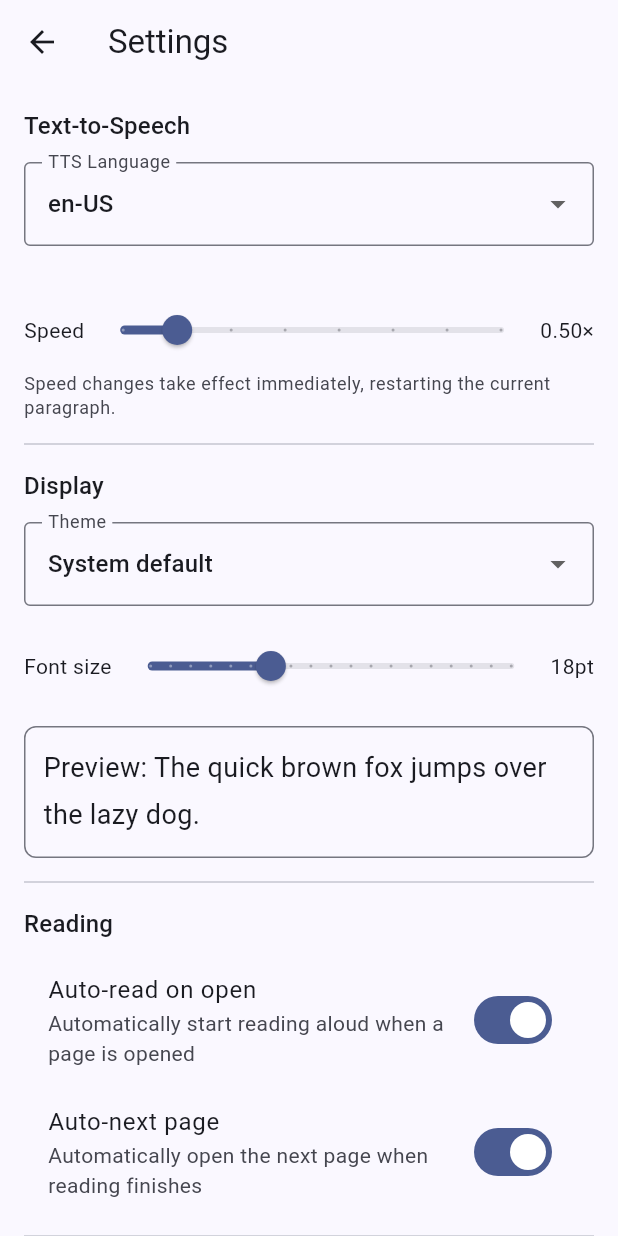
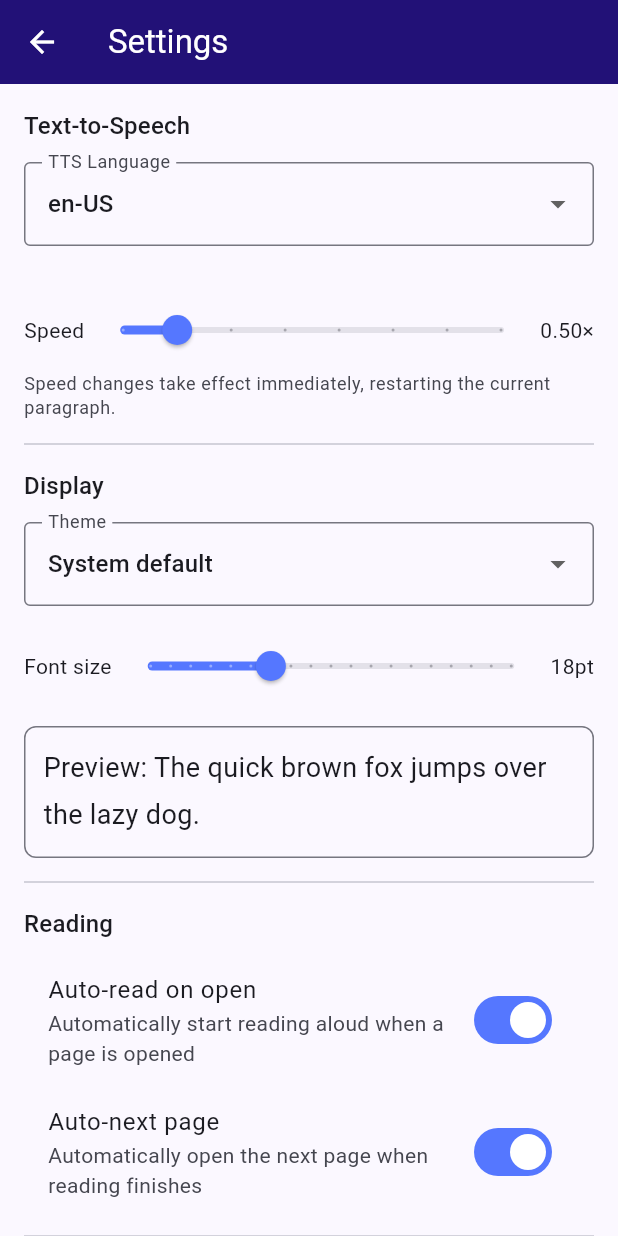
Before and after one commit to aminusia/WebVox, a Flutter app: the screen it shows after launch, tab 2 chosen, after a tap on "Open", after a tap on the "settings" icon, on a phone screen of 412 x 824 dp. Run offline on Flutter 3.47's test engine with Material 3 defaults, Android fonts, the light colour scheme and no system bars; our stand-ins replace audio_service, flutter_riverpod, flutter_tts, package_info_plus, share_plus, shared_preferences and 1 more; missing offline and left inert: receive_sharing_intent; accounts and stored records are empty.

Commit message:
feat: Refactor theme management and enhance article handling with new features

```diff
--- a/lib/core/theme/app_theme.dart
+++ b/lib/core/theme/app_theme.dart
@@ -1,29 +1,54 @@
 import 'package:flutter/material.dart';
 
+/// Central color palette for the app.
+/// Change these two constants to retheme bars and primary buttons everywhere.
+class AppColors {
+  AppColors._();
+
+  /// Background color for all app bars and the TTS control bar.
+  static const Color barColor = Color(0xFF221177);
+
+  /// Fill color for primary action buttons (FilledButton / ElevatedButton).
+  static const Color primaryColor = Color(0xFF5577FF);
+
+  /// Foreground color used on top of [barColor] and [primaryColor].
+  static const Color onBar = Colors.white;
+}
+
 class AppTheme {
-  static ThemeData get light => ThemeData(
+  static ThemeData get light => _build(Brightness.light);
+  static ThemeData get dark => _build(Brightness.dark);
+
+  static ThemeData _build(Brightness brightness) {
+    final base = ColorScheme.fromSeed(
+      seedColor: AppColors.primaryColor,
+      brightness: brightness,
+    ).copyWith(primary: AppColors.primaryColor);
+
+    return ThemeData(
       useMaterial3: true,
-    colorScheme: ColorScheme.fromSeed(
-      seedColor: const Color(0xFF2563EB),
-      brightness: Brightness.light,
-    ),
+      colorScheme: base,
       appBarTheme: const AppBarTheme(
+        backgroundColor: AppColors.barColor,
+        foregroundColor: AppColors.onBar,
         centerTitle: false,
         elevation: 0,
         scrolledUnderElevation: 1,
+        iconTheme: IconThemeData(color: AppColors.onBar),
+        actionsIconTheme: IconThemeData(color: AppColors.onBar),
       ),
-  );
-
-  static ThemeData get dark => ThemeData(
-    useMaterial3: true,
-    colorScheme: ColorScheme.fromSeed(
-      seedColor: const Color(0xFF2563EB),
-      brightness: Brightness.dark,
+      filledButtonTheme: FilledButtonThemeData(
+        style: FilledButton.styleFrom(
+          backgroundColor: AppColors.primaryColor,
+          foregroundColor: AppColors.onBar,
         ),
-    appBarTheme: const AppBarTheme(
-      centerTitle: false,
-      elevation: 0,
-      scrolledUnderElevation: 1,
+      ),
+      elevatedButtonTheme: ElevatedButtonThemeData(
+        style: ElevatedButton.styleFrom(
+          backgroundColor: AppColors.primaryColor,
+          foregroundColor: AppColors.onBar,
+        ),
       ),
     );
   }
+}
--- a/lib/presentation/providers/providers.dart
+++ b/lib/presentation/providers/providers.dart
@@ -221,6 +221,11 @@ class BookmarksGroupedNotifier
     await _repo.updateTitleName(titleId, newName);
     await load();
   }
+
+  Future<void> removeArticle(String articleId) async {
+    await _repo.toggleBookmark(articleId);
+    await load();
+  }
 }
 
 // ─── Current Article Loading ─────────────────────────────────────────────────
--- a/lib/presentation/screens/home_screen.dart
+++ b/lib/presentation/screens/home_screen.dart
@@ -1,6 +1,7 @@
 import 'package:flutter/material.dart';
 import 'package:flutter_riverpod/flutter_riverpod.dart';
 import 'package:web_reader/domain/entities/article.dart';
+import 'package:web_reader/domain/entities/settings.dart';
 import 'package:web_reader/domain/entities/title_group.dart';
 import 'package:web_reader/presentation/providers/providers.dart';
 import 'package:web_reader/presentation/screens/reader_screen.dart';
@@ -55,12 +56,12 @@ class _HomeScreenState extends ConsumerState<HomeScreen>
     // Consider reading done if user reached the last 5 % of the page.
     if (rs.scrollPosition >= 0.95) return;
 
-    ScaffoldMessenger.of(context).showSnackBar(
-      const SnackBar(
-        content: Text('Continue where you left off'),
-        duration: Duration(seconds: 2),
-      ),
-    );
+    // ScaffoldMessenger.of(context).showSnackBar(
+    //   const SnackBar(
+    //     content: Text('Continue where you left off'),
+    //     duration: Duration(seconds: 2),
+    //   ),
+    // );
     await Navigator.of(
       context,
     ).push(MaterialPageRoute(builder: (_) => ReaderScreen(article: cached)));
@@ -124,17 +125,17 @@ class _HomeScreenState extends ConsumerState<HomeScreen>
     await ref.read(settingsRepositoryProvider).setLastArticleUrl(article.url);
     if (!mounted) return;
 
-    final readingStateRepo = ref.read(readingStateRepositoryProvider);
-    final readingState = await readingStateRepo.getReadingState(article.id);
+    // final readingStateRepo = ref.read(readingStateRepositoryProvider);
+    // final readingState = await readingStateRepo.getReadingState(article.id);
 
-    if (readingState != null && mounted) {
-      ScaffoldMessenger.of(context).showSnackBar(
-        const SnackBar(
-          content: Text('Continue where you left off'),
-          duration: Duration(seconds: 2),
-        ),
-      );
-    }
+    // if (readingState != null && mounted) {
+    //   ScaffoldMessenger.of(context).showSnackBar(
+    //     const SnackBar(
+    //       content: Text('Continue where you left off'),
+    //       duration: Duration(seconds: 2),
+    //     ),
+    //   );
+    // }
 
     await Navigator.of(
       context,
@@ -226,8 +227,19 @@ class _HomeScreenState extends ConsumerState<HomeScreen>
 
     return Scaffold(
       appBar: AppBar(
-        title: const Text('WebReader'),
+        title: Row(
+          mainAxisSize: MainAxisSize.min,
+          children: [
+            Image.asset('assets/appicon2.png', width: 24, height: 24),
+            const SizedBox(width: 8),
+            const Text(
+              'WebReader',
+              style: TextStyle(fontSize: 16, fontWeight: FontWeight.w500),
+            ),
+          ],
+        ),
         actions: [
+          _ThemeToggleButton(),
           IconButton(
             icon: const Icon(Icons.settings_outlined),
             tooltip: 'Settings',
@@ -320,6 +332,10 @@ class _HomeScreenState extends ConsumerState<HomeScreen>
                                       g,
                                       isBookmarks: true,
                                     ),
+                                onDeleteArticle:
+                                    (a) => ref
+                                        .read(bookmarksGroupedProvider.notifier)
+                                        .removeArticle(a.id),
                               ),
                 ),
               ],
@@ -353,24 +369,28 @@ class _UrlInputBar extends StatelessWidget {
       child: Column(
         crossAxisAlignment: CrossAxisAlignment.stretch,
         children: [
-          Row(
+          Stack(
+            alignment: Alignment.center,
             children: [
-              Expanded(
-                child: TextField(
+              TextField(
                 controller: controller,
-                  decoration: const InputDecoration(
-                    hintText: 'Paste a URL to read…',
-                    prefixIcon: Icon(Icons.link),
-                    border: OutlineInputBorder(),
+                decoration: InputDecoration(
+                  hintText: 'Paste new URL to read…',
+                  prefixIcon: const Icon(Icons.link),
+                  // Reserve space so text doesn't slide under the button.
+                  suffixIcon: const SizedBox(width: 88),
+                  border: const OutlineInputBorder(
+                    borderRadius: BorderRadius.all(Radius.circular(30)),
+                  ),
                   isDense: true,
                 ),
                 keyboardType: TextInputType.url,
                 textInputAction: TextInputAction.go,
                 onSubmitted: isLoading ? null : onSubmit,
               ),
-              ),
-              const SizedBox(width: 8),
-              FilledButton(
+              Positioned(
+                right: 6,
+                child: FilledButton(
                   onPressed: isLoading ? null : () => onSubmit(controller.text),
                   child:
                       isLoading
@@ -380,6 +400,7 @@ class _UrlInputBar extends StatelessWidget {
                             child: CircularProgressIndicator(strokeWidth: 2),
                           )
                           : const Text('Open'),
+                ),
               ),
             ],
           ),
@@ -408,6 +429,7 @@ class _GroupedList extends StatelessWidget {
   final void Function(Article) onArticleTap;
   final void Function(TitleGroup) onRenameTitle;
   final void Function(TitleGroup) onDeleteTitle;
+  final void Function(Article)? onDeleteArticle;
 
   const _GroupedList({
     required this.groups,
@@ -416,6 +438,7 @@ class _GroupedList extends StatelessWidget {
     required this.onArticleTap,
     required this.onRenameTitle,
     required this.onDeleteTitle,
+    this.onDeleteArticle,
   });
 
   @override
@@ -431,6 +454,7 @@ class _GroupedList extends StatelessWidget {
           onArticleTap: onArticleTap,
           onRename: () => onRenameTitle(group),
           onDelete: () => onDeleteTitle(group),
+          onDeleteArticle: onDeleteArticle,
         );
       },
     );
@@ -444,6 +468,7 @@ class _TitleAccordion extends StatelessWidget {
   final void Function(Article) onArticleTap;
   final VoidCallback onRename;
   final VoidCallback onDelete;
+  final void Function(Article)? onDeleteArticle;
 
   const _TitleAccordion({
     required this.group,
@@ -452,6 +477,7 @@ class _TitleAccordion extends StatelessWidget {
     required this.onArticleTap,
     required this.onRename,
     required this.onDelete,
+    this.onDeleteArticle,
   });
 
   @override
@@ -482,17 +508,17 @@ class _TitleAccordion extends StatelessWidget {
                     children: [
                       Text(
                         group.titleName,
-                        style: theme.textTheme.titleSmall?.copyWith(
-                          fontWeight: FontWeight.w600,
+                        style: theme.textTheme.titleMedium?.copyWith(
+                          fontWeight: FontWeight.w400,
                         ),
                         maxLines: 2,
                         overflow: TextOverflow.ellipsis,
                       ),
                       Text(
                         group.websiteDomain,
-                        style: theme.textTheme.bodySmall?.copyWith(
+                        style: theme.textTheme.bodyMedium?.copyWith(
                           color: dimColor,
-                          fontSize: 11,
+                          fontSize: 13,
                         ),
                       ),
                     ],
@@ -522,7 +548,13 @@ class _TitleAccordion extends StatelessWidget {
           firstChild: Column(
             children:
                 group.articles
-                    .map((a) => _ArticleTile(article: a, onTap: onArticleTap))
+                    .map(
+                      (a) => _ArticleTile(
+                        article: a,
+                        onTap: onArticleTap,
+                        onDelete: onDeleteArticle,
+                      ),
+                    )
                     .toList(),
           ),
           secondChild: const SizedBox.shrink(),
@@ -536,8 +568,13 @@ class _TitleAccordion extends StatelessWidget {
 class _ArticleTile extends StatelessWidget {
   final Article article;
   final void Function(Article) onTap;
+  final void Function(Article)? onDelete;
 
-  const _ArticleTile({required this.article, required this.onTap});
+  const _ArticleTile({
+    required this.article,
+    required this.onTap,
+    this.onDelete,
+  });
 
   @override
   Widget build(BuildContext context) {
@@ -545,7 +582,7 @@ class _ArticleTile extends StatelessWidget {
     return InkWell(
       onTap: () => onTap(article),
       child: Padding(
-        padding: const EdgeInsets.fromLTRB(44, 6, 16, 6),
+        padding: const EdgeInsets.fromLTRB(44, 6, 4, 6),
         child: Row(
           children: [
             Icon(
@@ -568,6 +605,13 @@ class _ArticleTile extends StatelessWidget {
                 maxLines: 2,
                 overflow: TextOverflow.ellipsis,
               ),
+            ),
+            if (onDelete != null)
+              IconButton(
+                icon: const Icon(Icons.bookmark_remove_outlined, size: 18),
+                tooltip: 'Remove bookmark',
+                visualDensity: VisualDensity.compact,
+                onPressed: () => onDelete!(article),
               ),
           ],
         ),
@@ -606,3 +650,41 @@ class _EmptyState extends StatelessWidget {
     );
   }
 }
+
+// ─── Theme Toggle ─────────────────────────────────────────────────────────────
+
+class _ThemeToggleButton extends ConsumerWidget {
+  const _ThemeToggleButton();
+
+  @override
+  Widget build(BuildContext context, WidgetRef ref) {
+    final settingsAsync = ref.watch(settingsProvider);
+    final pref =
+        settingsAsync.valueOrNull?.themePreference ?? ThemePreference.system;
+
+    final (icon, tooltip) = switch (pref) {
+      ThemePreference.system => (Icons.brightness_auto, 'System theme'),
+      ThemePreference.light => (Icons.light_mode_outlined, 'Light theme'),
+      ThemePreference.dark => (Icons.dark_mode_outlined, 'Dark theme'),
+    };
+
+    return IconButton(
+      icon: Icon(icon),
+      tooltip: tooltip,
+      onPressed:
+          settingsAsync.valueOrNull == null
+              ? null
+              : () {
+                final next = switch (pref) {
+                  ThemePreference.system => ThemePreference.light,
+                  ThemePreference.light => ThemePreference.dark,
+                  ThemePreference.dark => ThemePreference.system,
+                };
+                final updated = settingsAsync.requireValue.copyWith(
+                  themePreference: next,
+                );
+                ref.read(settingsProvider.notifier).update(updated);
+              },
+    );
+  }
+}
--- a/pubspec.yaml
+++ b/pubspec.yaml
@@ -43,9 +43,8 @@ flutter:
   uses-material-design: true
 
   # To add assets to your application, add an assets section, like this:
-  # assets:
-  #   - images/a_dot_burr.jpeg
-  #   - images/a_dot_ham.jpeg
+  assets:
+    - assets/appicon2.png
 
   # An image asset can refer to one or more resolution-specific "variants", see
   # https://flutter.dev/to/resolution-aware-images
```
Also changed, not shown: lib/core/services/article_cache_service.dart (+6 -1 lines), lib/presentation/screens/reader_screen.dart (+10 -2 lines), lib/presentation/widgets/article_content_widget.dart (+14 -4 lines), lib/presentation/widgets/tts_control_bar.dart (+20 -7 lines). Lines whose indentation alone changed are shown as unchanged.
